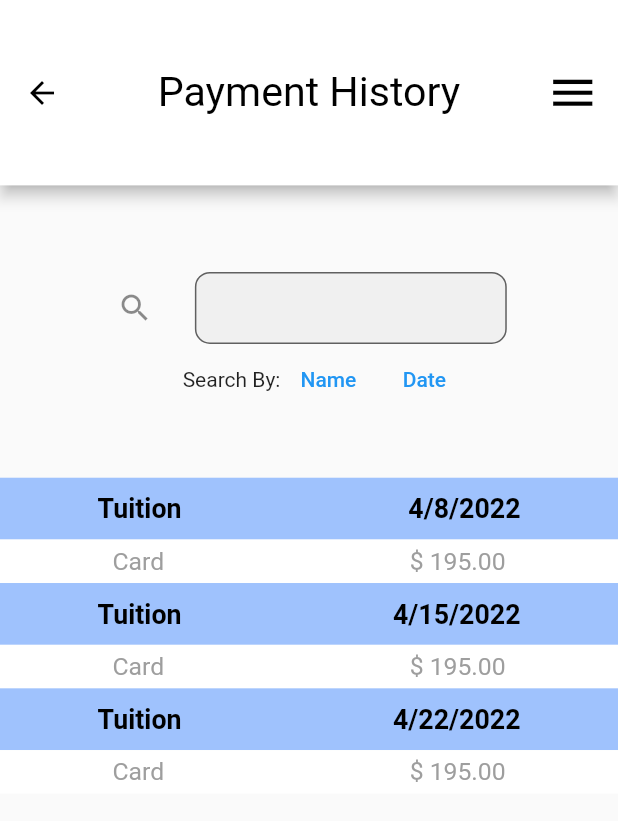
After one commit to GaryBuiltit/Drooli_Flutter_Daycare_App, a Flutter app: the screen it shows after launch, item 3 of the bottom bar chosen, after a tap on "Payment History", on a phone screen of 412 x 824 dp. The commit adds this screen. Shown: the top 821 px of the screen. Run offline on Flutter 3.47's test engine with Material 2 defaults, Android fonts, the phone set to English and light mode, and no system bars; our stand-ins replace firebase_auth, firebase_core, flutter_dotenv, sizer; missing offline and left inert: flutter_stripe; accounts and stored records are empty; network calls fail.

Commit message:
stripe payment setup

```diff
--- a/lib/main.dart
+++ b/lib/main.dart
@@ -1,20 +1,25 @@
 // ignore_for_file: prefer_const_literals_to_create_immutables
 
 import 'package:cla_app/screens/admin_screens/admin_home_navigation.dart';
+import 'package:cla_app/screens/admin_screens/admin_payment_history.dart';
 import 'package:cla_app/screens/parent%20screens/home_navigation.dart';
 import 'package:cla_app/screens/pre_login_screens/login_screen.dart';
 import 'package:cla_app/screens/pre_login_screens/signup_screen.dart';
 import 'package:cla_app/screens/student%20profile%20screens/main_student_profile.dart';
 import 'package:firebase_core/firebase_core.dart';
 import 'package:flutter/material.dart';
+import 'package:flutter_dotenv/flutter_dotenv.dart';
 import 'package:sizer/sizer.dart';
 import 'firebase_options.dart';
+import 'package:flutter_stripe/flutter_stripe.dart';
 
 void main() async {
   WidgetsFlutterBinding.ensureInitialized();
   await Firebase.initializeApp(
     options: DefaultFirebaseOptions.currentPlatform,
   );
+  await dotenv.load();
+  Stripe.publishableKey = dotenv.env["stripePublishableKey"]!;
   runApp(const MyApp());
 }
 
@@ -46,6 +51,7 @@ class MyApp extends StatelessWidget {
             "/home": (context) => const HomeNavigation(),
             "/studentprofile": (context) => const MainStudentProfile(),
             "/adminhome": (context) => const AdminHomeNavigation(),
+            "/adminpayhist": (context) => const AdminPaymentHistoryScreen(),
           },
         );
       }),
--- /dev/null
+++ b/lib/screens/admin_screens/admin_payment_history.dart
@@ -0,0 +1,99 @@
+import 'package:cla_app/topbar.dart';
+import 'package:flutter/material.dart';
+import 'package:cla_app/payment_card.dart';
+import 'package:sizer/sizer.dart';
+
+class AdminPaymentHistoryScreen extends StatefulWidget {
+  const AdminPaymentHistoryScreen({Key? key}) : super(key: key);
+
+  @override
+  State<AdminPaymentHistoryScreen> createState() =>
+      _AdminPaymentHistoryScreenState();
+}
+
+class _AdminPaymentHistoryScreenState extends State<AdminPaymentHistoryScreen> {
+  @override
+  Widget build(BuildContext context) {
+    return Scaffold(
+      appBar: Topbar().customBar("Payment History", backbutton: true),
+      body: SingleChildScrollView(
+        child: Column(
+          children: [
+            Column(
+              crossAxisAlignment: CrossAxisAlignment.center,
+              children: [
+                Padding(
+                  padding: EdgeInsets.only(
+                    top: 7.h,
+                    left: 8.h,
+                    right: 9.h,
+                    // bottom: 7.h,
+                  ),
+                  child: TextField(
+                    textAlign: TextAlign.center,
+                    decoration: InputDecoration(
+                      contentPadding: EdgeInsets.symmetric(vertical: .5.h),
+                      icon: IconButton(
+                        icon: const Icon(Icons.search),
+                        onPressed: () {},
+                      ),
+                      // hintText: "Password",
+                      filled: true,
+                      // fillColor: Colors.yellow[400],
+                      border: const OutlineInputBorder(
+                        borderRadius: BorderRadius.only(
+                          topLeft: Radius.circular(10),
+                          topRight: Radius.circular(10),
+                          bottomLeft: Radius.circular(10),
+                          bottomRight: Radius.circular(10),
+                        ),
+                      ),
+                    ),
+                  ),
+                ),
+                Padding(
+                  padding: EdgeInsets.only(bottom: 5.h, left: 6.w),
+                  child: Row(
+                    // crossAxisAlignment: CrossAxisAlignment.start,
+                    mainAxisAlignment: MainAxisAlignment.center,
+                    children: [
+                      const Text("Search By:"),
+                      TextButton(
+                        onPressed: () {},
+                        child: const Text(
+                          "Name",
+                        ),
+                      ),
+                      TextButton(
+                        onPressed: () {},
+                        child: const Text("Date"),
+                      ),
+                    ],
+                  ),
+                )
+              ],
+            ),
+            PaymentCard(
+              paymentAmount: "195.00",
+              paymentPurpose: "Tuition",
+              paymentDate: "4/8/2022",
+              paymentType: "Card",
+            ),
+            PaymentCard(
+              paymentAmount: "195.00",
+              paymentPurpose: "Tuition",
+              paymentDate: "4/15/2022",
+              paymentType: "Card",
+            ),
+            PaymentCard(
+              paymentAmount: "195.00",
+              paymentPurpose: "Tuition",
+              paymentDate: "4/22/2022",
+              paymentType: "Card",
+            )
+          ],
+        ),
+      ),
+    );
+  }
+}
--- a/lib/screens/admin_screens/admin_payments.dart
+++ b/lib/screens/admin_screens/admin_payments.dart
@@ -1,7 +1,10 @@
+import 'dart:convert';
+
 import 'package:cla_app/topbar.dart';
 import 'package:flutter/material.dart';
-import 'package:cla_app/payment_card.dart';
-import 'package:sizer/sizer.dart';
+import 'package:http/http.dart' as http;
+import 'package:flutter_stripe/flutter_stripe.dart';
+// import 'package:flutter_stripe/flutter_stripe.dart';
 
 class AdminPaymentsScreen extends StatefulWidget {
   const AdminPaymentsScreen({Key? key}) : super(key: key);
@@ -11,14 +14,69 @@ class AdminPaymentsScreen extends StatefulWidget {
 }
 
 class _AdminPaymentsScreenState extends State<AdminPaymentsScreen> {
+  String url =
+      "https://8m97dk409d.execute-api.us-east-1.amazonaws.com/default/stripepaymentsheet";
+
+  _getPaymentSheet() async {
+    try {
+      var response = await http.post(Uri.parse(url));
+      var jsonResponse = await jsonDecode(response.body);
+      // print(jsonResponse['publishablekey']);
+      return jsonResponse;
+    } catch (e) {
+      print(e);
+    }
+
+    // print(response.statusCode);
+
+    // return response.body;
+  }
+
+  Future<void> initPaymentSheet() async {
+    try {
+      // 1. create payment intent on the server
+      final data = await _getPaymentSheet();
+
+      // 2. initialize the payment sheet
+      await Stripe.instance.initPaymentSheet(
+        paymentSheetParameters: SetupPaymentSheetParameters(
+          // Enable custom flow
+          customFlow: true,
+          // Main params
+          merchantDisplayName: 'Flutter Stripe Store Demo',
+          paymentIntentClientSecret: data['paymentIntent'],
+          // Customer keys
+          customerEphemeralKeySecret: data['ephemeralKey'],
+          customerId: data['customer'],
+          // Extra options
+          testEnv: true,
+          applePay: true,
+          googlePay: true,
+          style: ThemeMode.dark,
+          merchantCountryCode: 'DE',
+        ),
+      );
+      // setState(() {
+      //   _ready = true;
+      // });
+    } catch (e) {
+      ScaffoldMessenger.of(context).showSnackBar(
+        SnackBar(content: Text('Error: $e')),
+      );
+      rethrow;
+    }
+  }
+
   @override
   Widget build(BuildContext context) {
     return Scaffold(
       appBar: Topbar().customBar("Payments"),
-      body: Center(
-        child: Column(
+      body: Column(
+        mainAxisAlignment: MainAxisAlignment.center,
         children: [
-            Padding(
+          // Button To take payments
+          Center(
+            child: Padding(
               padding: const EdgeInsets.only(top: 25, bottom: 15),
               child: ElevatedButton(
                 style: ElevatedButton.styleFrom(
@@ -26,42 +84,42 @@ class _AdminPaymentsScreenState extends State<AdminPaymentsScreen> {
                   primary: Colors.blue[800],
                   shape: const StadiumBorder(side: BorderSide.none),
                 ),
-                onPressed: () {},
+                onPressed: () {
+                  initPaymentSheet();
+                  // _getPaymentSheet();
+                },
                 child: const Text(
-                  "Make A Payment",
+                  "Take A Payment",
                   style: TextStyle(
                     fontSize: 18,
                   ),
                 ),
               ),
             ),
-            Text(
+          ),
+          // Button to see payment history
+          Center(
+            child: Padding(
+              padding: const EdgeInsets.only(top: 25, bottom: 15),
+              child: ElevatedButton(
+                style: ElevatedButton.styleFrom(
+                  fixedSize: const Size(200, 50),
+                  primary: Colors.blue[800],
+                  shape: const StadiumBorder(side: BorderSide.none),
+                ),
+                onPressed: () {
+                  Navigator.pushNamed(context, "/adminpayhist");
+                },
+                child: const Text(
                   "Payment History",
-              style: TextStyle(color: Colors.black, fontSize: 17.sp),
+                  style: TextStyle(
+                    fontSize: 18,
                   ),
-            const SizedBox(
-              height: 15,
                 ),
-            PaymentCard(
-              paymentAmount: "195.00",
-              paymentPurpose: "Tuition",
-              paymentDate: "4/8/2022",
-              paymentType: "Card",
               ),
-            PaymentCard(
-              paymentAmount: "195.00",
-              paymentPurpose: "Tuition",
-              paymentDate: "4/15/2022",
-              paymentType: "Card",
             ),
-            PaymentCard(
-              paymentAmount: "195.00",
-              paymentPurpose: "Tuition",
-              paymentDate: "4/22/2022",
-              paymentType: "Card",
           )
         ],
-        ),
       ),
     );
   }
--- a/lib/topbar.dart
+++ b/lib/topbar.dart
@@ -1,4 +1,4 @@
-import 'dart:ffi';
+// import 'dart:ffi';
 
 import 'package:flutter/material.dart';
 import 'package:sizer/sizer.dart';
```
Also changed, not shown: lib/size_config.dart (deleted, +0 -29 lines), pubspec.yaml (+5 -9 lines), pubspec.lock, 4 other files. Lines whose indentation alone changed are shown as unchanged.
